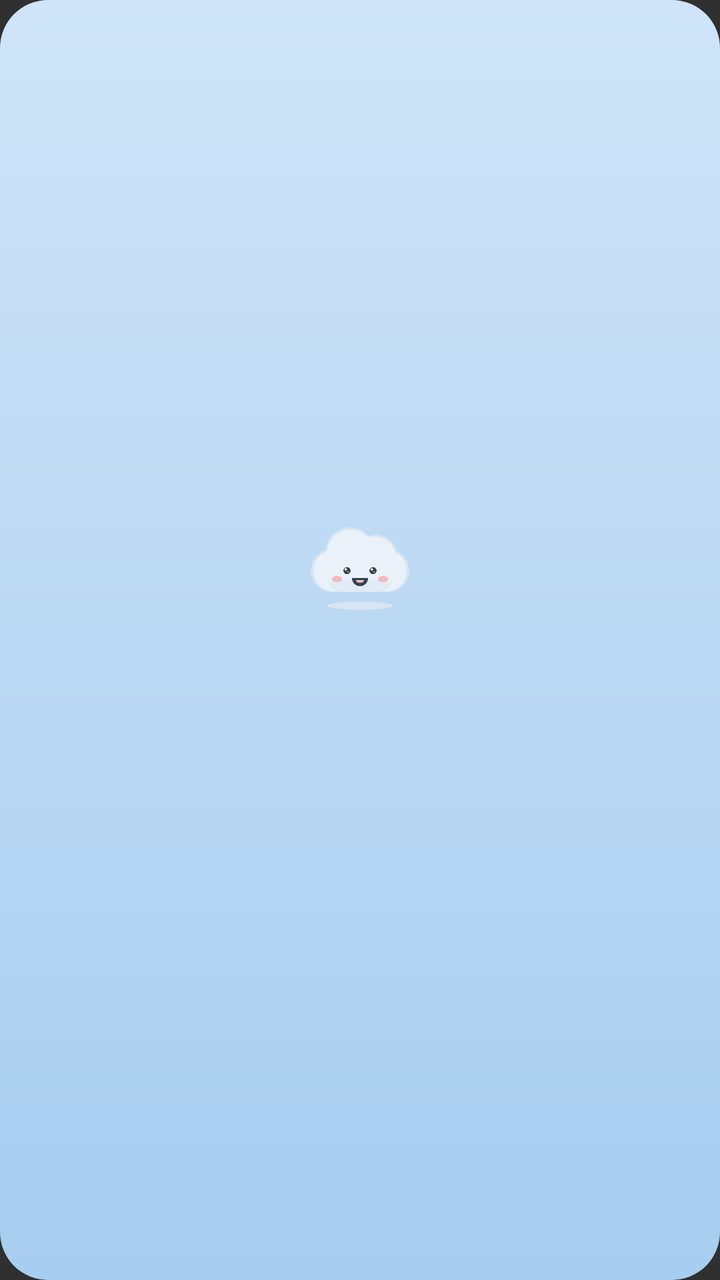
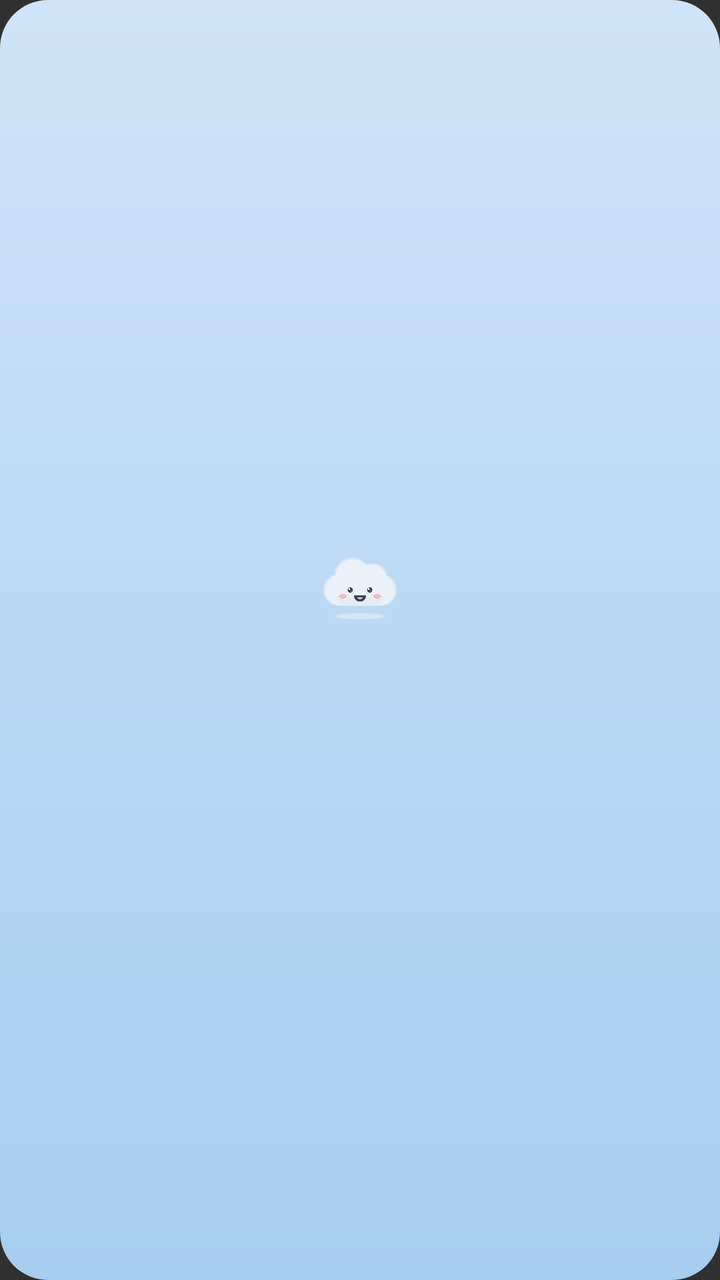

Two renders of the same Android screen: before a commit and after it. Below are the layout's source before the change and the commit's diff.
<!-- AndroidManifest.xml: application theme android:Theme.Material.NoActionBar -->
<!-- res/layout/widget_nuage.xml -->
<?xml version="1.0" encoding="utf-8"?>
<LinearLayout xmlns:android="http://schemas.android.com/apk/res/android"
    android:id="@+id/widget_root"
    android:layout_width="match_parent"
    android:layout_height="match_parent"
    android:orientation="vertical"
    android:gravity="center"
    android:padding="12dp"
    android:background="@drawable/widget_bg">

    
    <ImageView
        android:id="@+id/widget_nuage"
        android:layout_width="64dp"
        android:layout_height="64dp"
        android:scaleType="fitCenter"
        android:src="@drawable/nuage_taquin_radieux"
        android:contentDescription="@null" />

    <TextView
        android:id="@+id/widget_temp"
        android:layout_width="wrap_content"
        android:layout_height="wrap_content"
        android:textSize="30sp"
        android:textStyle="bold"
        android:textColor="#33414F"
        android:layout_marginTop="2dp"
        android:text="" />

    <TextView
        android:id="@+id/widget_label"
        android:layout_width="wrap_content"
        android:layout_height="wrap_content"
        android:textSize="12sp"
        android:textColor="#33414F"
        android:text="" />

    <TextView
        android:id="@+id/widget_vanne"
        android:layout_width="match_parent"
        android:layout_height="wrap_content"
        android:textSize="11sp"
        android:textStyle="italic"
        android:textColor="#4A5A6A"
        android:gravity="center"
        android:maxLines="2"
        android:ellipsize="end"
        android:layout_marginTop="4dp"
        android:text="" />
</LinearLayout>
<!-- resources referenced by this layout -->
<resources>
  <!-- drawable nuage_taquin_radieux: png bitmap (drawable-nodpi, 22315 bytes) -->
  <!-- drawable widget_bg (drawable) -->
  <?xml version="1.0" encoding="utf-8"?>
  <shape xmlns:android="http://schemas.android.com/apk/res/android" android:shape="rectangle">
      <corners android:radius="24dp" />
      <gradient android:angle="270" android:startColor="#CFE4F8" android:endColor="#A7CDF0" />
  </shape>
</resources>

<!-- the commit's change to res/layout/widget_nuage.xml (unified diff, before → after) -->
@@ -5,14 +5,13 @@
     android:layout_height="match_parent"
     android:orientation="vertical"
     android:gravity="center"
-    android:padding="12dp"
+    android:padding="8dp"
     android:background="@drawable/widget_bg">
 
-    
     <ImageView
         android:id="@+id/widget_nuage"
-        android:layout_width="64dp"
-        android:layout_height="64dp"
+        android:layout_width="48dp"
+        android:layout_height="48dp"
         android:scaleType="fitCenter"
         android:src="@drawable/nuage_taquin_radieux"
         android:contentDescription="@null" />
@@ -21,7 +20,7 @@
         android:id="@+id/widget_temp"
         android:layout_width="wrap_content"
         android:layout_height="wrap_content"
-        android:textSize="30sp"
+        android:textSize="28sp"
         android:textStyle="bold"
         android:textColor="#33414F"
         android:layout_marginTop="2dp"
@@ -33,18 +32,7 @@
         android:layout_height="wrap_content"
         android:textSize="12sp"
         android:textColor="#33414F"
-        android:text="" />
-
-    <TextView
-        android:id="@+id/widget_vanne"
-        android:layout_width="match_parent"
-        android:layout_height="wrap_content"
-        android:textSize="11sp"
-        android:textStyle="italic"
-        android:textColor="#4A5A6A"
-        android:gravity="center"
-        android:maxLines="2"
+        android:maxLines="1"
         android:ellipsize="end"
-        android:layout_marginTop="4dp"
         android:text="" />
 </LinearLayout>
